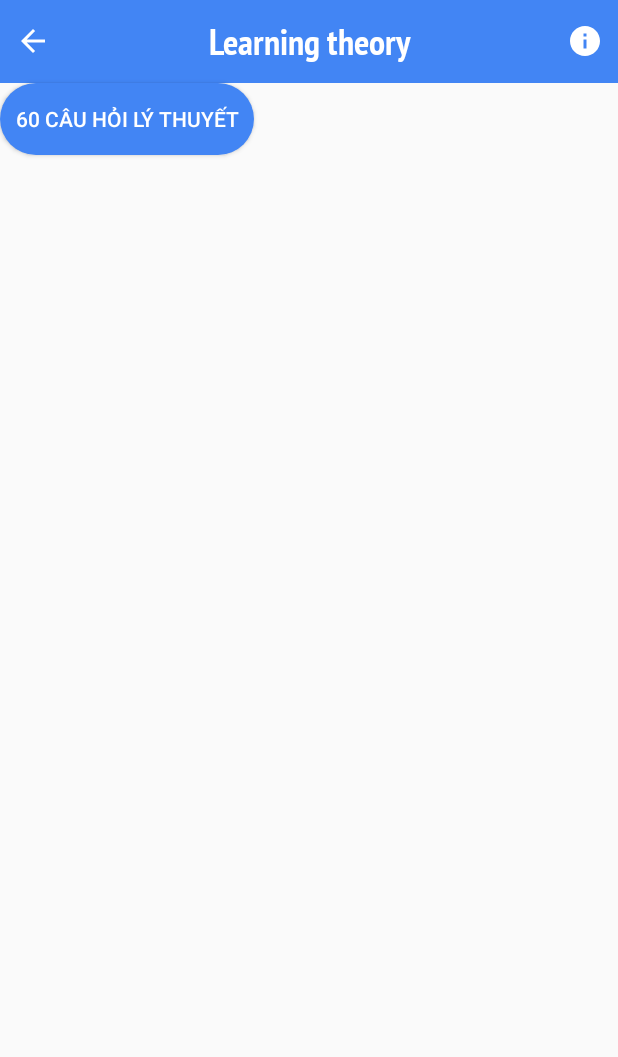
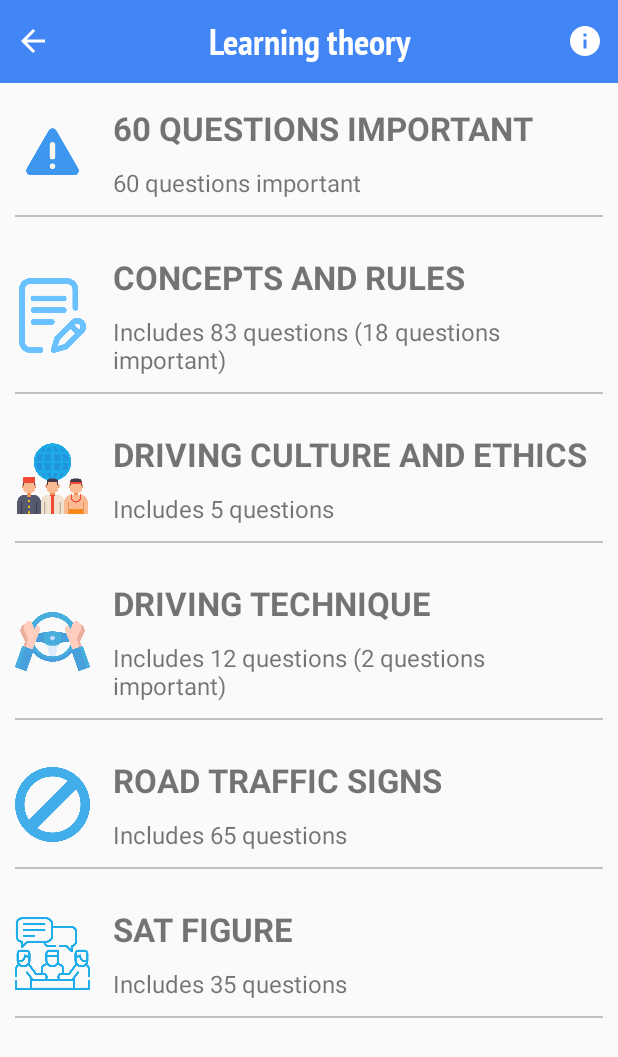
Before and after one commit to doanvu2000/DrivingLicence, an Android app: the LearningTheoryActivity screen opened directly, with no data from a screen before it, on a phone screen of 412 x 824 dp. Shown: the top 1057 px of the screen. Run offline under Robolectric (Android 15) with nearby library versions, the phone set to English and light mode, and no system bars; our stand-ins replace Picasso; pictures from the network do not load.

Commit message:
add screen learning theory

```diff
--- a/app/src/main/java/com/example/drivinglicence/app/activites/HomeActivity.kt
+++ b/app/src/main/java/com/example/drivinglicence/app/activites/HomeActivity.kt
@@ -96,8 +96,8 @@ class HomeActivity : BaseCoreActivity<ActivityMainBinding>() {
                 }
                 getString(R.string.text_search_law) -> {
                     /**Tra cứu luật*/
-//                    openActivity(SearchLawActivity::class.java, false)
-                    openActivity(TestViewPagerActivity::class.java, false)
+                    openActivity(SearchLawActivity::class.java, false)
+//                    openActivity(TestViewPagerActivity::class.java, false)
                 }
                 else -> {
                     showDevelopMessage()
--- a/app/src/main/java/com/example/drivinglicence/app/activites/LearningTheoryActivity.kt
+++ b/app/src/main/java/com/example/drivinglicence/app/activites/LearningTheoryActivity.kt
@@ -1,19 +1,25 @@
 package com.example.drivinglicence.app.activites
 
 import android.graphics.Color
-import android.os.Bundle
 import android.view.View
 import androidx.core.content.ContextCompat
 import com.example.drivinglicence.R
+import com.example.drivinglicence.app.adapter.LearningAdapter
+import com.example.drivinglicence.app.entity.ItemLearning
 import com.example.drivinglicence.component.activity.BaseCoreActivity
 import com.example.drivinglicence.component.navigator.openActivity
+import com.example.drivinglicence.component.widgets.recyclerview.RecyclerUtils
 import com.example.drivinglicence.databinding.ActivityLearningTheoryBinding
-import com.example.drivinglicence.utils.TITLE_TOOLBAR
 
 class LearningTheoryActivity : BaseCoreActivity<ActivityLearningTheoryBinding>() {
+    private val learningAdapter by lazy {
+        LearningAdapter()
+    }
+
     override fun initView() {
         supportActionBar?.hide()
         setupToolBar()
+        RecyclerUtils.setGridManager(this, binding.rcvLearning, learningAdapter)
     }
 
     private fun setupToolBar() {
@@ -26,19 +32,69 @@ class LearningTheoryActivity : BaseCoreActivity<ActivityLearningTheoryBinding>()
 
     override fun initListener() {
         binding.toolbar.onLeftClickListener = { onBackPressed() }
-        binding.btn60.setOnClickListener(this)
+        learningAdapter.setOnClickItemRecyclerView { _, position ->
+            when (position) {
+                0 -> {
+                    /**60 câu hỏi điểm liệt*/
+                    openActivity(TestViewPagerActivity::class.java, false)
+                }
+                1 -> {
+                    /**Khái niệm và quy tắc*/
+                }
+                2 -> {
+                    /**Văn hóa và đạo đức lái xe*/
+                }
+                3 -> {
+                    /**Kĩ thuật lái xe*/
+                }
+                4 -> {
+                    /**Biển báo đường bộ*/
+                }
+                5 -> {
+                    /**Sa hình*/
+                }
+            }
+        }
     }
 
     override fun initData() {
+        val list = arrayListOf(
+            ItemLearning(
+                getString(R.string.text_60_question_important),
+                getString(R.string.text_60_question_important),
+                R.drawable.warning
+            ),
+            ItemLearning(
+                getString(R.string.text_concepts_and_rules),
+                getString(R.string.text_about_83),
+                R.drawable.writing
+            ),
+            ItemLearning(
+                getString(R.string.text_culture_and_ethic),
+                getString(R.string.text_about_5),
+                R.drawable.cultures
+            ),
+            ItemLearning(
+                getString(R.string.text_driving_technique), getString(R.string.text_about_12),
+                R.drawable.driving
+            ),
+            ItemLearning(
+                getString(R.string.text_road_signs),
+                getString(R.string.text_about_65),
+                R.drawable.forbidden
+            ),
+            ItemLearning(
+                getString(R.string.text_sat_figure),
+                getString(R.string.text_about_35),
+                R.drawable.conversation
+            )
+        )
+        learningAdapter.addData(list)
     }
 
     override fun onSingleClick(v: View) {
         when (v.id) {
-            R.id.btn60 -> {
-                val bundle = Bundle()
-                bundle.putString(TITLE_TOOLBAR,"60 câu hỏi điểm liệt")
-                openActivity(ExecuteActivity::class.java,bundle)
-            }
+
         }
     }
 }
--- a/app/src/main/java/com/example/drivinglicence/app/activites/TestViewPagerActivity.kt
+++ b/app/src/main/java/com/example/drivinglicence/app/activites/TestViewPagerActivity.kt
@@ -23,8 +23,7 @@ class TestViewPagerActivity : BaseVMActivity<ActivityTestViewPagerBinding, MapDa
     private val mListFragment: MutableList<Fragment> = mutableListOf()
 
     override fun initView() {
-        binding.toolbar.setIconLeft(R.drawable.icon_back_left)
-
+        binding.toolbar.setIconLeft(R.drawable.icon_back_white)
     }
 
     override fun initListener() {
--- a/app/src/main/java/com/example/drivinglicence/app/adapter/AnswerAdapter.kt
+++ b/app/src/main/java/com/example/drivinglicence/app/adapter/AnswerAdapter.kt
@@ -8,7 +8,7 @@ import com.example.drivinglicence.app.entity.Answer
 import com.example.drivinglicence.component.adapter.BaseRecyclerViewAdapter
 import com.example.drivinglicence.databinding.ItemAnswerBinding
 
-class AnswerAdapter() : BaseRecyclerViewAdapter<Answer, ItemAnswerBinding>() {
+class AnswerAdapter : BaseRecyclerViewAdapter<Answer, ItemAnswerBinding>() {
 
     @SuppressLint("SetTextI18n")
     override fun bindData(binding: ItemAnswerBinding, item: Answer, position: Int) {
--- /dev/null
+++ b/app/src/main/java/com/example/drivinglicence/app/adapter/LearningAdapter.kt
@@ -0,0 +1,19 @@
+package com.example.drivinglicence.app.adapter
+
+import com.example.drivinglicence.app.entity.ItemLearning
+import com.example.drivinglicence.component.adapter.BaseRecyclerViewAdapter
+import com.example.drivinglicence.databinding.ItemLearningBinding
+import com.squareup.picasso.Picasso
+
+class LearningAdapter : BaseRecyclerViewAdapter<ItemLearning, ItemLearningBinding>() {
+    var onCLickItem: ((position: Int) -> Unit)? = null
+    override fun bindData(binding: ItemLearningBinding, item: ItemLearning, position: Int) {
+        binding.textNameItemLearning.text = item.title
+        binding.textCountQuestion.text = item.description
+        try {
+            Picasso.get().load(item.thumb).into(binding.imageItemLearning)
+        } catch (ex: Exception) {
+            ex.printStackTrace()
+        }
+    }
+}
--- /dev/null
+++ b/app/src/main/java/com/example/drivinglicence/app/entity/ItemLearning.kt
@@ -0,0 +1,3 @@
+package com.example.drivinglicence.app.entity
+
+data class ItemLearning(val title: String, val description: String, val thumb: Int)
--- a/app/src/main/java/com/example/drivinglicence/app/fragment/LessonFragment.kt
+++ b/app/src/main/java/com/example/drivinglicence/app/fragment/LessonFragment.kt
@@ -3,6 +3,7 @@ package com.example.drivinglicence.app.fragment
 import android.annotation.SuppressLint
 import android.util.Log
 import android.view.View
+import com.example.drivinglicence.R
 import com.example.drivinglicence.app.adapter.AnswerAdapter
 import com.example.drivinglicence.app.entity.Answer
 import com.example.drivinglicence.app.entity.Question
@@ -18,14 +19,10 @@ class LessonFragment(
 ) :
     BaseFragment<FragmentLessonBinding, DataViewModel>() {
 
-//    private val bindingContent by lazy {
-//        LayoutQuestionAnswerBinding.bind(binding.root)
-//    }
+
     private val answerAdapter by lazy {
         AnswerAdapter()
     }
-//    private var question: Question? = null
-//    private var listAnswer: MutableList<Answer>? = null
 
     override fun initView() {
         initData()
@@ -51,12 +48,19 @@ class LessonFragment(
         }
     }
 
+    @SuppressLint("SetTextI18n")
     override fun initData() {
         val question: Question? = arguments?.getParcelable(QUESTION)
         val listAnswer: MutableList<Answer>? = arguments?.getParcelableArrayList(ANSWERS)
-        binding.textQuestionContent.text = question?.content
+        question?.let {
+            if (it.isImportant) {
+                binding.textQuestionContent.text =
+                    question.content + " " + getString(R.string.text_question_important)
+            } else {
+                binding.textQuestionContent.text = question.content
+            }
+        }
         answerAdapter.addData(listAnswer ?: mutableListOf())
-        Log.d("TAG123", "initData: ${question?.questionId} - ${listAnswer?.size}")
     }
 
     override fun onSingleClick(v: View) {
--- a/app/src/main/res/layout/activity_learning_theory.xml
+++ b/app/src/main/res/layout/activity_learning_theory.xml
@@ -1,9 +1,10 @@
 <?xml version="1.0" encoding="utf-8"?>
-<androidx.constraintlayout.widget.ConstraintLayout xmlns:android="http://schemas.android.com/apk/res/android"
+<LinearLayout xmlns:android="http://schemas.android.com/apk/res/android"
     xmlns:app="http://schemas.android.com/apk/res-auto"
     xmlns:tools="http://schemas.android.com/tools"
     android:layout_width="match_parent"
     android:layout_height="match_parent"
+    android:orientation="vertical"
     tools:context=".app.activites.LearningTheoryActivity">
 
     <com.example.drivinglicence.component.toolbar.ToolBarApp
@@ -11,18 +12,13 @@
         android:layout_width="match_parent"
         android:layout_height="wrap_content"
         app:drawable_start="@drawable/icon_back_left"
-        app:layout_constraintEnd_toEndOf="parent"
-        app:layout_constraintStart_toStartOf="parent"
-        app:layout_constraintTop_toTopOf="parent" />
+         />
 
-    <androidx.appcompat.widget.AppCompatButton
-        app:layout_constraintTop_toBottomOf="@id/toolbar"
-        android:id="@+id/btn60"
-        android:layout_width="wrap_content"
-        android:layout_height="wrap_content"
-        android:background="@drawable/bg_button_blue"
-        android:padding="10dp"
-        android:text="60 Câu hỏi lý thuyết"
-        android:textColor="@color/white"
-        tools:ignore="MissingConstraints" />
-</androidx.constraintlayout.widget.ConstraintLayout>
+    <androidx.recyclerview.widget.RecyclerView
+        android:id="@+id/rcv_learning"
+        android:layout_width="match_parent"
+        android:layout_height="match_parent"
+
+        tools:listitem="@layout/item_learning" />
+
+</LinearLayout>
--- /dev/null
+++ b/app/src/main/res/layout/item_learning.xml
@@ -0,0 +1,57 @@
+<?xml version="1.0" encoding="utf-8"?>
+<LinearLayout xmlns:android="http://schemas.android.com/apk/res/android"
+    xmlns:tools="http://schemas.android.com/tools"
+    android:layout_width="match_parent"
+    android:layout_height="wrap_content"
+    android:layout_margin="10dp"
+    android:orientation="vertical"
+    android:padding="10dp">
+
+    <LinearLayout
+        android:layout_width="match_parent"
+        android:layout_height="wrap_content">
+
+        <ImageView
+            android:id="@+id/image_item_learning"
+            android:layout_width="50dp"
+            android:layout_height="50dp"
+            android:layout_gravity="center"
+            android:scaleType="fitXY"
+            tools:src="@drawable/warning" />
+
+        <LinearLayout
+            android:layout_width="match_parent"
+            android:layout_height="wrap_content"
+            android:layout_marginStart="10dp"
+            android:gravity="center|left"
+            android:orientation="vertical">
+
+            <TextView
+                android:id="@+id/text_name_item_learning"
+                android:layout_width="match_parent"
+                android:layout_height="0dp"
+                android:layout_weight="4"
+                android:padding="5dp"
+                android:textAllCaps="true"
+                android:textSize="22sp"
+                android:textStyle="bold"
+                tools:text="60 câu hỏi điểm liệt" />
+
+            <TextView
+                android:id="@+id/text_count_question"
+                android:layout_width="match_parent"
+                android:layout_height="0dp"
+                android:layout_weight="3"
+                android:padding="5dp"
+                android:textSize="16sp"
+                tools:text="60 câu hỏi điểm liệt" />
+
+        </LinearLayout>
+    </LinearLayout>
+    <View
+        android:layout_marginTop="5dp"
+        android:layout_width="match_parent"
+        android:layout_height="1dp"
+        android:background="@color/grey" />
+
+</LinearLayout>
--- a/app/src/main/res/values/strings.xml
+++ b/app/src/main/res/values/strings.xml
@@ -14,6 +14,17 @@
     <string name="text_cancel">Cancel</string>
     <string name="text_confirm">Confirm</string>
     <string name="text_explain_answer">Explain the answer</string>
+    <string name="text_question_important">Important question</string>
+    <string name="text_60_question_important">60 questions important</string>
+    <string name="text_concepts_and_rules">Concepts and rules</string>
+    <string name="text_about_83">Includes 83 questions (18 questions important)</string>
+    <string name="text_culture_and_ethic">Driving culture and ethics</string>
+    <string name="text_about_5">Includes 5 questions</string>
+    <string name="text_about_65">Includes 65 questions</string>
+    <string name="text_about_35">Includes 35 questions</string>
+    <string name="text_driving_technique">Driving technique</string>
+    <string name="text_about_12">Includes 12 questions (2 questions important)</string>
+    <string name="text_sat_figure">Sat figure</string>
 
     <!--Giải thích đáp án-->
     <string name="text_explain_answer_1">Obviously answer 3 is wrong. Damage to state property. If you violate, you will be fined with a large amount of money. Specifically:
```
Also changed, not shown: app/src/main/res/drawable/conversation.png (added), app/src/main/res/drawable/cultures.png (added), app/src/main/res/drawable/driving.png (added), app/src/main/res/drawable/forbidden.png (added), app/src/main/res/drawable/scrolls.png (added), app/src/main/res/drawable/warning.png (added), app/src/main/res/drawable/writing.png (added), 1 other file.
